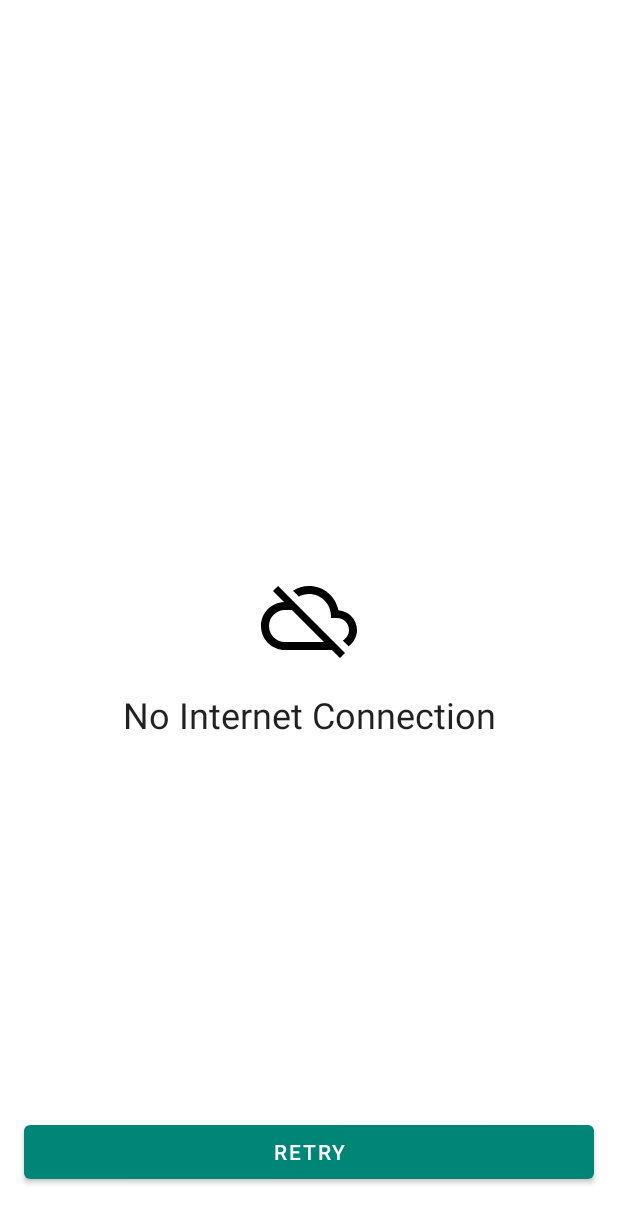
After one commit to prudhvir3ddy/DailyBugle, an Android app: the layout fragment_no_internet.xml on its own in the app's theme, with its tools: preview values and no code run, on a phone screen of 412 x 824 dp. The commit adds this screen. Shown: the top 1223 px of the screen. Run offline under Robolectric (Android 15) with nearby library versions, the phone set to English and light mode, and no system bars.

Commit message:
added no internet support

```diff
--- a/app/build.gradle
+++ b/app/build.gradle
@@ -105,6 +105,8 @@ dependencies {
     implementation "androidx.navigation:navigation-fragment-ktx:$navVersion"
     implementation "androidx.navigation:navigation-ui-ktx:$navVersion"
 
+    implementation "com.facebook.shimmer:shimmer:$shimmerVersion"
+
     testImplementation "junit:junit:$junitVersion"
     androidTestImplementation "androidx.test.ext:junit:$testVersion"
     androidTestImplementation "androidx.test.espresso:espresso-core:$espressoCoreVersion"
--- a/app/src/main/java/com/prudhvir3ddy/dailybugle/BindingAdapters.kt
+++ b/app/src/main/java/com/prudhvir3ddy/dailybugle/BindingAdapters.kt
@@ -12,6 +12,7 @@ fun bindImage(imgView: ImageView, imgUrl: String?) {
         Glide.with(imgView.context)
             .load(imgUri)
             .centerCrop()
+            .placeholder(R.drawable.loading)
             .into(imgView)
     }
 }
--- /dev/null
+++ b/app/src/main/res/drawable/ic_cloud_off_black.xml
@@ -0,0 +1,4 @@
+<vector android:height="64dp" android:viewportHeight="24.0"
+    android:viewportWidth="24.0" android:width="64dp" xmlns:android="http://schemas.android.com/apk/res/android">
+    <path android:fillColor="#FF000000" android:pathData="M19.35,10.04C18.67,6.59 15.64,4 12,4c-1.48,0 -2.85,0.43 -4.01,1.17l1.46,1.46C10.21,6.23 11.08,6 12,6c3.04,0 5.5,2.46 5.5,5.5v0.5H19c1.66,0 3,1.34 3,3 0,1.13 -0.64,2.11 -1.56,2.62l1.45,1.45C23.16,18.16 24,16.68 24,15c0,-2.64 -2.05,-4.78 -4.65,-4.96zM3,5.27l2.75,2.74C2.56,8.15 0,10.77 0,14c0,3.31 2.69,6 6,6h11.73l2,2L21,20.73 4.27,4 3,5.27zM7.73,10l8,8H6c-2.21,0 -4,-1.79 -4,-4s1.79,-4 4,-4h1.73z"/>
+</vector>
--- /dev/null
+++ b/app/src/main/res/layout/fragment_no_internet.xml
@@ -0,0 +1,43 @@
+<?xml version="1.0" encoding="utf-8"?>
+<androidx.constraintlayout.widget.ConstraintLayout xmlns:android="http://schemas.android.com/apk/res/android"
+    xmlns:app="http://schemas.android.com/apk/res-auto"
+    xmlns:tools="http://schemas.android.com/tools"
+    android:layout_width="match_parent"
+    android:layout_height="match_parent"
+    android:orientation="vertical"
+    tools:context=".ui.NoInternetFragment">
+
+    <ImageView
+        android:id="@+id/imageView"
+        android:layout_width="wrap_content"
+        android:layout_height="wrap_content"
+        android:src="@drawable/ic_cloud_off_black"
+        app:layout_constraintBottom_toBottomOf="parent"
+        app:layout_constraintEnd_toEndOf="parent"
+        app:layout_constraintStart_toStartOf="parent"
+        app:layout_constraintTop_toTopOf="parent" />
+
+    <TextView
+        android:layout_width="wrap_content"
+        android:layout_height="wrap_content"
+        android:layout_marginTop="16dp"
+        android:gravity="center"
+        android:text="@string/no_internet"
+        android:textAppearance="@style/TextAppearance.AppCompat.Headline"
+        app:layout_constraintEnd_toEndOf="parent"
+        app:layout_constraintStart_toStartOf="parent"
+        app:layout_constraintTop_toBottomOf="@+id/imageView" />
+
+    <Button
+        android:id="@+id/retry_button"
+        android:layout_width="match_parent"
+        android:layout_height="wrap_content"
+        android:layout_marginStart="16dp"
+        android:layout_marginEnd="16dp"
+        android:layout_marginBottom="32dp"
+        android:text="RETRY"
+        app:layout_constraintBottom_toBottomOf="parent"
+        app:layout_constraintEnd_toEndOf="parent"
+        app:layout_constraintStart_toStartOf="parent" />
+
+</androidx.constraintlayout.widget.ConstraintLayout>
--- a/app/src/main/res/values/strings.xml
+++ b/app/src/main/res/values/strings.xml
@@ -26,4 +26,5 @@
     <string name="top_news_label">Top Headlines</string>
     <string name="search_news_label">Search Articles</string>
     <string name="sources_label">Sources</string>
+    <string name="no_internet">No Internet Connection</string>
 </resources>
--- a/build.gradle
+++ b/build.gradle
@@ -17,6 +17,7 @@ buildscript {
         moshiVersion = '1.9.2'
         navVersion = '2.1.0'
         glideVersion = '4.10.0'
+        shimmerVersion = '0.5.0'
     }
     repositories {
         google()
```
Also changed, not shown: app/src/main/java/com/prudhvir3ddy/dailybugle/ui/NoInternetFragment.kt (added, +33 -0 lines), app/src/main/java/com/prudhvir3ddy/dailybugle/ui/SearchFragment.kt (+15 -12 lines), app/src/main/java/com/prudhvir3ddy/dailybugle/ui/home/HomeFragment.kt (+14 -4 lines), app/src/main/java/com/prudhvir3ddy/dailybugle/viewmodels/HomeViewModel.kt (+10 -0 lines), app/src/main/java/com/prudhvir3ddy/dailybugle/viewmodels/SearchViewModel.kt (+11 -1 lines), app/src/main/res/navigation/nav_graph.xml (+11 -0 lines), app/src/main/res/drawable/loading.jpg (added).
